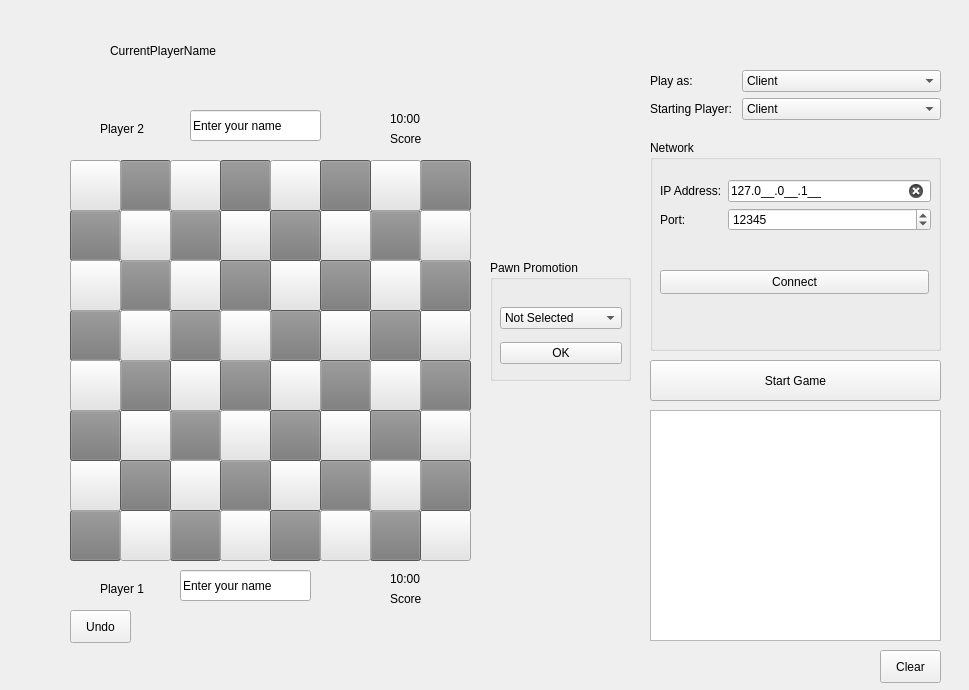
Above: schach/schachgui.ui from Charly-62/QtChessApp before the change. Below: the same form after it.
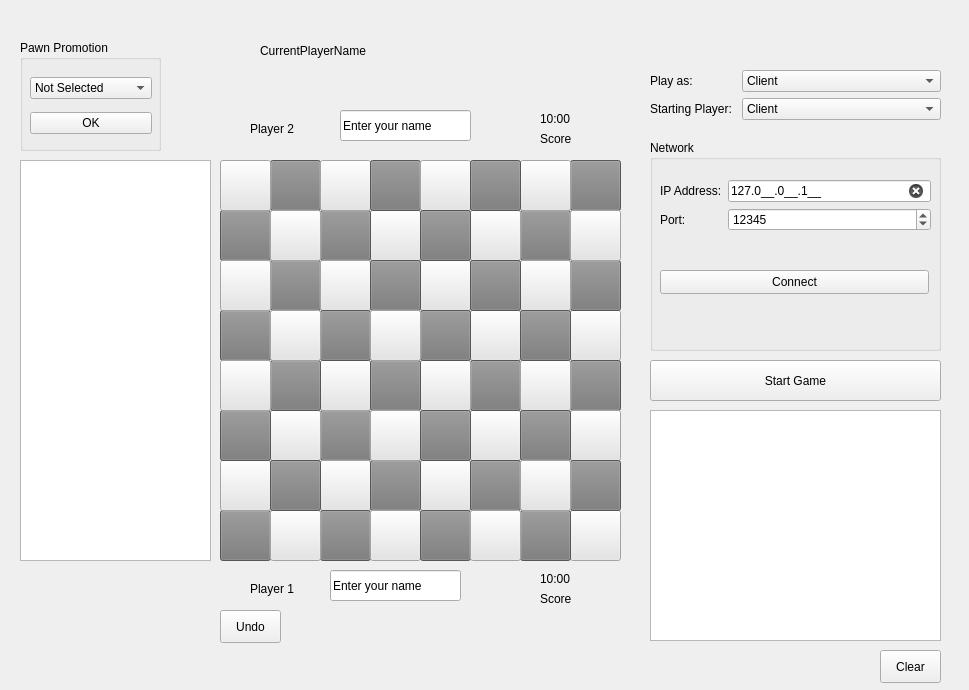
That is the form after the change.

What changed in the file:
```diff
--- a/schach/schachgui.ui
+++ b/schach/schachgui.ui
@@ -25,7 +25,7 @@
   <widget class="QPushButton" name="E6">
    <property name="geometry">
     <rect>
-     <x>270</x>
+     <x>420</x>
      <y>260</y>
      <width>51</width>
      <height>51</height>
@@ -41,7 +41,7 @@
   <widget class="QPushButton" name="F5">
    <property name="geometry">
     <rect>
-     <x>320</x>
+     <x>470</x>
      <y>310</y>
      <width>51</width>
      <height>51</height>
@@ -57,7 +57,7 @@
   <widget class="QPushButton" name="B6">
    <property name="geometry">
     <rect>
-     <x>120</x>
+     <x>270</x>
      <y>260</y>
      <width>51</width>
      <height>51</height>
@@ -73,7 +73,7 @@
   <widget class="QPushButton" name="F3">
    <property name="geometry">
     <rect>
-     <x>320</x>
+     <x>470</x>
      <y>410</y>
      <width>51</width>
      <height>51</height>
@@ -89,7 +89,7 @@
   <widget class="QPushButton" name="C3">
    <property name="geometry">
     <rect>
-     <x>170</x>
+     <x>320</x>
      <y>410</y>
      <width>51</width>
      <height>51</height>
@@ -105,7 +105,7 @@
   <widget class="QPushButton" name="D7">
    <property name="geometry">
     <rect>
-     <x>220</x>
+     <x>370</x>
      <y>210</y>
      <width>51</width>
      <height>51</height>
@@ -121,7 +121,7 @@
   <widget class="QPushButton" name="G7">
    <property name="geometry">
     <rect>
-     <x>370</x>
+     <x>520</x>
      <y>210</y>
      <width>51</width>
      <height>51</height>
@@ -137,7 +137,7 @@
   <widget class="QPushButton" name="A5">
    <property name="geometry">
     <rect>
-     <x>70</x>
+     <x>220</x>
      <y>310</y>
      <width>51</width>
      <height>51</height>
@@ -153,7 +153,7 @@
   <widget class="QPushButton" name="H5">
    <property name="geometry">
     <rect>
-     <x>420</x>
+     <x>570</x>
      <y>310</y>
      <width>51</width>
      <height>51</height>
@@ -169,7 +169,7 @@
   <widget class="QPushButton" name="C7">
    <property name="geometry">
     <rect>
-     <x>170</x>
+     <x>320</x>
      <y>210</y>
      <width>51</width>
      <height>51</height>
@@ -185,7 +185,7 @@
   <widget class="QPushButton" name="H8">
    <property name="geometry">
     <rect>
-     <x>420</x>
+     <x>570</x>
      <y>160</y>
      <width>51</width>
      <height>51</height>
@@ -201,7 +201,7 @@
   <widget class="QPushButton" name="C2">
    <property name="geometry">
     <rect>
-     <x>170</x>
+     <x>320</x>
      <y>460</y>
      <width>51</width>
      <height>51</height>
@@ -217,7 +217,7 @@
   <widget class="QPushButton" name="F4">
    <property name="geometry">
     <rect>
-     <x>320</x>
+     <x>470</x>
      <y>360</y>
      <width>51</width>
      <height>51</height>
@@ -233,7 +233,7 @@
   <widget class="QPushButton" name="G8">
    <property name="geometry">
     <rect>
-     <x>370</x>
+     <x>520</x>
      <y>160</y>
      <width>51</width>
      <height>51</height>
@@ -249,7 +249,7 @@
   <widget class="QPushButton" name="C6">
    <property name="geometry">
     <rect>
-     <x>170</x>
+     <x>320</x>
      <y>260</y>
      <width>51</width>
      <height>51</height>
@@ -265,7 +265,7 @@
   <widget class="QPushButton" name="E4">
    <property name="geometry">
     <rect>
-     <x>270</x>
+     <x>420</x>
      <y>360</y>
      <width>51</width>
      <height>51</height>
@@ -281,7 +281,7 @@
   <widget class="QPushButton" name="B3">
    <property name="geometry">
     <rect>
-     <x>120</x>
+     <x>270</x>
      <y>410</y>
      <width>51</width>
      <height>51</height>
@@ -297,7 +297,7 @@
   <widget class="QPushButton" name="B8">
    <property name="geometry">
     <rect>
-     <x>120</x>
+     <x>270</x>
      <y>160</y>
      <width>51</width>
      <height>51</height>
@@ -313,7 +313,7 @@
   <widget class="QPushButton" name="E5">
    <property name="geometry">
     <rect>
-     <x>270</x>
+     <x>420</x>
      <y>310</y>
      <width>51</width>
      <height>51</height>
@@ -329,7 +329,7 @@
   <widget class="QPushButton" name="C4">
    <property name="geometry">
     <rect>
-     <x>170</x>
+     <x>320</x>
      <y>360</y>
      <width>51</width>
      <height>51</height>
@@ -345,7 +345,7 @@
   <widget class="QPushButton" name="A7">
    <property name="geometry">
     <rect>
-     <x>70</x>
+     <x>220</x>
      <y>210</y>
      <width>51</width>
      <height>51</height>
@@ -361,7 +361,7 @@
   <widget class="QPushButton" name="D4">
    <property name="geometry">
     <rect>
-     <x>220</x>
+     <x>370</x>
      <y>360</y>
      <width>51</width>
      <height>51</height>
@@ -377,7 +377,7 @@
   <widget class="QPushButton" name="H6">
    <property name="geometry">
     <rect>
-     <x>420</x>
+     <x>570</x>
      <y>260</y>
      <width>51</width>
      <height>51</height>
@@ -393,7 +393,7 @@
   <widget class="QPushButton" name="H1">
    <property name="geometry">
     <rect>
-     <x>420</x>
+     <x>570</x>
      <y>510</y>
      <width>51</width>
      <height>51</height>
@@ -409,7 +409,7 @@
   <widget class="QPushButton" name="E2">
    <property name="geometry">
     <rect>
-     <x>270</x>
+     <x>420</x>
      <y>460</y>
      <width>51</width>
      <height>51</height>
@@ -425,7 +425,7 @@
   <widget class="QPushButton" name="H4">
    <property name="geometry">
     <rect>
-     <x>420</x>
+     <x>570</x>
      <y>360</y>
      <width>51</width>
      <height>51</height>
@@ -441,7 +441,7 @@
   <widget class="QPushButton" name="H3">
    <property name="geometry">
     <rect>
-     <x>420</x>
+     <x>570</x>
      <y>410</y>
      <width>51</width>
      <height>51</height>
@@ -457,7 +457,7 @@
   <widget class="QPushButton" name="A1">
    <property name="geometry">
     <rect>
-     <x>70</x>
+     <x>220</x>
      <y>510</y>
      <width>51</width>
      <height>51</height>
@@ -473,7 +473,7 @@
   <widget class="QPushButton" name="C5">
    <property name="geometry">
     <rect>
-     <x>170</x>
+     <x>320</x>
      <y>310</y>
      <width>51</width>
      <height>51</height>
@@ -489,7 +489,7 @@
   <widget class="QPushButton" name="A2">
    <property name="geometry">
     <rect>
-     <x>70</x>
+     <x>220</x>
      <y>460</y>
      <width>51</width>
      <height>51</height>
@@ -505,7 +505,7 @@
   <widget class="QPushButton" name="B4">
    <property name="geometry">
     <rect>
-     <x>120</x>
+     <x>270</x>
      <y>360</y>
      <width>51</width>
      <height>51</height>
@@ -521,7 +521,7 @@
   <widget class="QPushButton" name="C1">
    <property name="geometry">
     <rect>
-     <x>170</x>
+     <x>320</x>
      <y>510</y>
      <width>51</width>
      <height>51</height>
@@ -537,7 +537,7 @@
   <widget class="QPushButton" name="D6">
    <property name="geometry">
     <rect>
-     <x>220</x>
+     <x>370</x>
      <y>260</y>
      <width>51</width>
      <height>51</height>
@@ -553,7 +553,7 @@
   <widget class="QPushButton" name="C8">
    <property name="geometry">
     <rect>
-     <x>170</x>
+     <x>320</x>
      <y>160</y>
      <width>51</width>
      <height>51</height>
@@ -569,7 +569,7 @@
   <widget class="QPushButton" name="D2">
    <property name="geometry">
     <rect>
-     <x>220</x>
+     <x>370</x>
      <y>460</y>
      <width>51</width>
      <height>51</height>
@@ -585,7 +585,7 @@
   <widget class="QPushButton" name="G1">
    <property name="geometry">
     <rect>
-     <x>370</x>
+     <x>520</x>
      <y>510</y>
      <width>51</width>
      <height>51</height>
@@ -601,7 +601,7 @@
   <widget class="QPushButton" name="D3">
    <property name="geometry">
     <rect>
-     <x>220</x>
+     <x>370</x>
      <y>410</y>
      <width>51</width>
      <height>51</height>
@@ -617,7 +617,7 @@
   <widget class="QPushButton" name="G6">
    <property name="geometry">
     <rect>
-     <x>370</x>
+     <x>520</x>
      <y>260</y>
      <width>51</width>
      <height>51</height>
@@ -633,7 +633,7 @@
   <widget class="QPushButton" name="D8">
    <property name="geometry">
     <rect>
-     <x>220</x>
+     <x>370</x>
      <y>160</y>
      <width>51</width>
      <height>51</height>
@@ -649,7 +649,7 @@
   <widget class="QPushButton" name="G4">
    <property name="geometry">
     <rect>
-     <x>370</x>
+     <x>520</x>
      <y>360</y>
      <width>51</width>
      <height>51</height>
@@ -665,7 +665,7 @@
   <widget class="QPushButton" name="A8">
    <property name="geometry">
     <rect>
-     <x>70</x>
+     <x>220</x>
      <y>160</y>
      <width>51</width>
      <height>51</height>
@@ -681,7 +681,7 @@
   <widget class="QPushButton" name="B5">
    <property name="geometry">
     <rect>
-     <x>120</x>
+     <x>270</x>
      <y>310</y>
      <width>51</width>
      <height>51</height>
@@ -697,7 +697,7 @@
   <widget class="QPushButton" name="F7">
    <property name="geometry">
     <rect>
-     <x>320</x>
+     <x>470</x>
      <y>210</y>
      <width>51</width>
      <height>51</height>
@@ -713,7 +713,7 @@
   <widget class="QPushButton" name="E3">
    <property name="geometry">
     <rect>
-     <x>270</x>
+     <x>420</x>
      <y>410</y>
      <width>51</width>
      <height>51</height>
@@ -729,7 +729,7 @@
   <widget class="QPushButton" name="G3">
    <property name="geometry">
     <rect>
-     <x>370</x>
+     <x>520</x>
      <y>410</y>
      <width>51</width>
      <height>51</height>
@@ -745,7 +745,7 @@
   <widget class="QPushButton" name="D1">
    <property name="geometry">
     <rect>
-     <x>220</x>
+     <x>370</x>
      <y>510</y>
      <width>51</width>
      <height>51</height>
@@ -761,7 +761,7 @@
   <widget class="QPushButton" name="E8">
    <property name="geometry">
     <rect>
-     <x>270</x>
+     <x>420</x>
      <y>160</y>
      <width>51</width>
      <height>51</height>
@@ -777,7 +777,7 @@
   <widget class="QPushButton" name="G5">
    <property name="geometry">
     <rect>
-     <x>370</x>
+     <x>520</x>
      <y>310</y>
      <width>51</width>
      <height>51</height>
@@ -793,7 +793,7 @@
   <widget class="QPushButton" name="A3">
    <property name="geometry">
     <rect>
-     <x>70</x>
+     <x>220</x>
      <y>410</y>
      <width>51</width>
      <height>51</height>
@@ -809,7 +809,7 @@
   <widget class="QPushButton" name="E7">
    <property name="geometry">
     <rect>
-     <x>270</x>
+     <x>420</x>
      <y>210</y>
      <width>51</width>
      <height>51</height>
@@ -825,7 +825,7 @@
   <widget class="QPushButton" name="H7">
    <property name="geometry">
     <rect>
-     <x>420</x>
+     <x>570</x>
      <y>210</y>
      <width>51</width>
      <height>51</height>
@@ -841,7 +841,7 @@
   <widget class="QPushButton" name="H2">
    <property name="geometry">
     <rect>
-     <x>420</x>
+     <x>570</x>
      <y>460</y>
      <width>51</width>
      <height>51</height>
@@ -857,7 +857,7 @@
   <widget class="QPushButton" name="B1">
    <property name="geometry">
     <rect>
-     <x>120</x>
+     <x>270</x>
      <y>510</y>
      <width>51</width>
      <height>51</height>
@@ -873,7 +873,7 @@
   <widget class="QPushButton" name="F6">
    <property name="geometry">
     <rect>
-     <x>320</x>
+     <x>470</x>
      <y>260</y>
      <width>51</width>
      <height>51</height>
@@ -889,7 +889,7 @@
   <widget class="QPushButton" name="D5">
    <property name="geometry">
     <rect>
-     <x>220</x>
+     <x>370</x>
      <y>310</y>
      <width>51</width>
      <height>51</height>
@@ -905,7 +905,7 @@
   <widget class="QPushButton" name="A6">
    <property name="geometry">
     <rect>
-     <x>70</x>
+     <x>220</x>
      <y>260</y>
      <width>51</width>
      <height>51</height>
@@ -921,7 +921,7 @@
   <widget class="QPushButton" name="F2">
    <property name="geometry">
     <rect>
-     <x>320</x>
+     <x>470</x>
      <y>460</y>
      <width>51</width>
      <height>51</height>
@@ -937,7 +937,7 @@
   <widget class="QPushButton" name="B2">
    <property name="geometry">
     <rect>
-     <x>120</x>
+     <x>270</x>
      <y>460</y>
      <width>51</width>
      <height>51</height>
@@ -953,7 +953,7 @@
   <widget class="QPushButton" name="G2">
    <property name="geometry">
     <rect>
-     <x>370</x>
+     <x>520</x>
      <y>460</y>
      <width>51</width>
      <height>51</height>
@@ -969,7 +969,7 @@
   <widget class="QPushButton" name="B7">
    <property name="geometry">
     <rect>
-     <x>120</x>
+     <x>270</x>
      <y>210</y>
      <width>51</width>
      <height>51</height>
@@ -985,7 +985,7 @@
   <widget class="QPushButton" name="F8">
    <property name="geometry">
     <rect>
-     <x>320</x>
+     <x>470</x>
      <y>160</y>
      <width>51</width>
      <height>51</height>
@@ -1001,7 +1001,7 @@
   <widget class="QPushButton" name="E1">
    <property name="geometry">
     <rect>
-     <x>270</x>
+     <x>420</x>
      <y>510</y>
      <width>51</width>
      <height>51</height>
@@ -1017,7 +1017,7 @@
   <widget class="QPushButton" name="A4">
    <property name="geometry">
     <rect>
-     <x>70</x>
+     <x>220</x>
      <y>360</y>
      <width>51</width>
      <height>51</height>
@@ -1033,7 +1033,7 @@
   <widget class="QPushButton" name="F1">
    <property name="geometry">
     <rect>
-     <x>320</x>
+     <x>470</x>
      <y>510</y>
      <width>51</width>
      <height>51</height>
@@ -1130,7 +1130,7 @@
   <widget class="QLabel" name="scorelbl">
    <property name="geometry">
     <rect>
-     <x>390</x>
+     <x>540</x>
      <y>130</y>
      <width>64</width>
      <height>17</height>
@@ -1212,7 +1212,7 @@
   <widget class="QLabel" name="lblWhiteTimer">
    <property name="geometry">
     <rect>
-     <x>390</x>
+     <x>540</x>
      <y>570</y>
      <width>64</width>
      <height>17</height>
@@ -1225,7 +1225,7 @@
   <widget class="QLabel" name="lblBlackTimer">
    <property name="geometry">
     <rect>
-     <x>390</x>
+     <x>540</x>
      <y>110</y>
      <width>64</width>
      <height>17</height>
@@ -1238,7 +1238,7 @@
   <widget class="QLabel" name="scorelbl_2">
    <property name="geometry">
     <rect>
-     <x>390</x>
+     <x>540</x>
      <y>590</y>
      <width>64</width>
      <height>17</height>
@@ -1251,7 +1251,7 @@
   <widget class="QLineEdit" name="leName1">
    <property name="geometry">
     <rect>
-     <x>180</x>
+     <x>330</x>
      <y>570</y>
      <width>131</width>
      <height>31</height>
@@ -1264,7 +1264,7 @@
   <widget class="QLabel" name="lblName1">
    <property name="geometry">
     <rect>
-     <x>100</x>
+     <x>250</x>
      <y>580</y>
      <width>64</width>
      <height>17</height>
@@ -1277,7 +1277,7 @@
   <widget class="QLineEdit" name="leName2">
    <property name="geometry">
     <rect>
-     <x>190</x>
+     <x>340</x>
      <y>110</y>
      <width>131</width>
      <height>31</height>
@@ -1290,7 +1290,7 @@
   <widget class="QLabel" name="lblName2">
    <property name="geometry">
     <rect>
-     <x>100</x>
+     <x>250</x>
      <y>120</y>
      <width>64</width>
      <height>17</height>
@@ -1303,7 +1303,7 @@
   <widget class="QLabel" name="lblCurrentPlayerName">
    <property name="geometry">
     <rect>
-     <x>110</x>
+     <x>260</x>
      <y>10</y>
      <width>281</width>
      <height>81</height>
@@ -1316,10 +1316,10 @@
   <widget class="QGroupBox" name="grpPawnPromotion">
    <property name="geometry">
     <rect>
-     <x>490</x>
-     <y>260</y>
+     <x>20</x>
+     <y>40</y>
      <width>141</width>
-     <height>121</height>
+     <height>111</height>
     </rect>
    </property>
    <property name="title">
@@ -1329,7 +1329,7 @@
     <property name="geometry">
      <rect>
       <x>10</x>
-      <y>40</y>
+      <y>30</y>
       <width>122</width>
       <height>72</height>
      </rect>
@@ -1403,7 +1403,7 @@
   <widget class="QPushButton" name="pbUndo">
    <property name="geometry">
     <rect>
-     <x>70</x>
+     <x>220</x>
      <y>610</y>
      <width>61</width>
      <height>33</height>
@@ -1413,6 +1413,16 @@
     <string>Undo</string>
    </property>
   </widget>
+  <widget class="QListWidget" name="lstMoveHistory">
+   <property name="geometry">
+    <rect>
+     <x>20</x>
+     <y>160</y>
+     <width>191</width>
+     <height>401</height>
+    </rect>
+   </property>
+  </widget>
  </widget>
  <resources/>
  <connections/>
```
